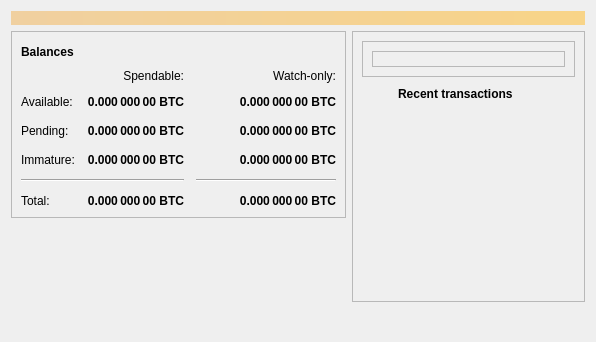
The window that src/qt/forms/overviewpage.ui (willyko/syscoin2) describes before a commit, drawn with Qt 5.
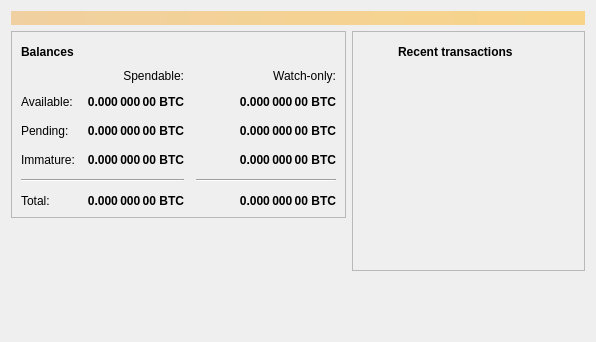
The same window after the commit.

```diff
--- a/src/qt/forms/overviewpage.ui
+++ b/src/qt/forms/overviewpage.ui
@@ -424,28 +424,6 @@
           <enum>QFrame::Raised</enum>
          </property>
          <layout class="QVBoxLayout" name="verticalLayout">
-          <item>
-           <widget class="QFrame" name="transactionHeaderFrame">
-            <property name="frameShape">
-             <enum>QFrame::StyledPanel</enum>
-            </property>
-            <property name="frameShadow">
-             <enum>QFrame::Raised</enum>
-            </property>
-            <layout class="QVBoxLayout" name="verticalLayout_5">
-             <item>
-              <widget class="QLabel" name="transactionHeader">
-               <property name="frameShape">
-                <enum>QFrame::StyledPanel</enum>
-               </property>
-               <property name="text">
-                <string/>
-               </property>
-              </widget>
-             </item>
-            </layout>
-           </widget>
-          </item>
           <item>
            <layout class="QHBoxLayout" name="horizontalLayout_2">
             <item>
```
